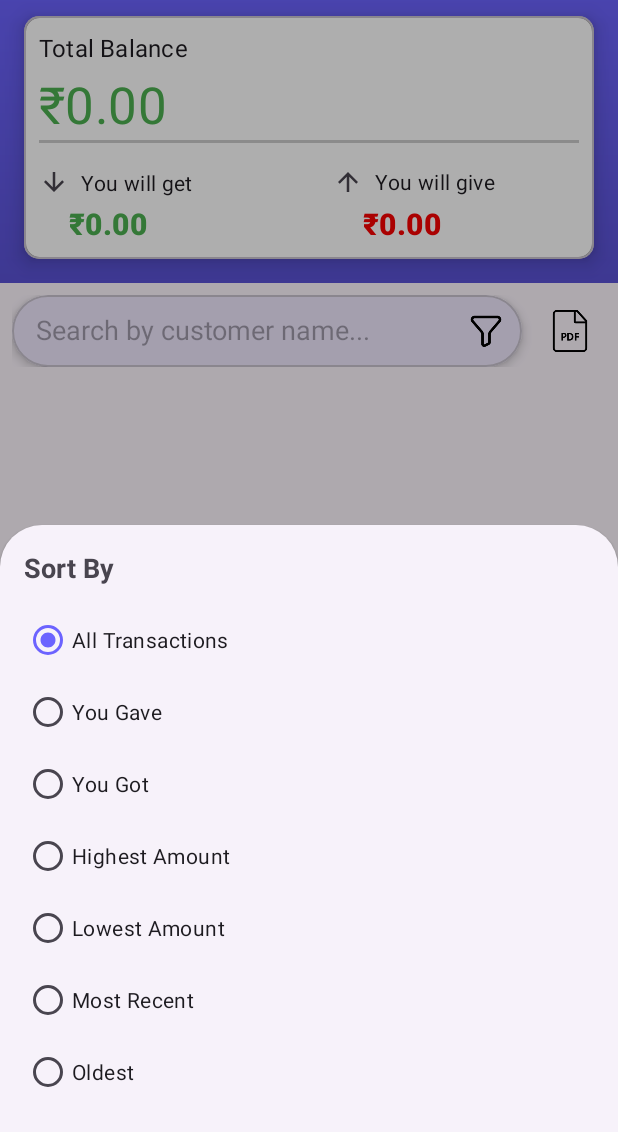
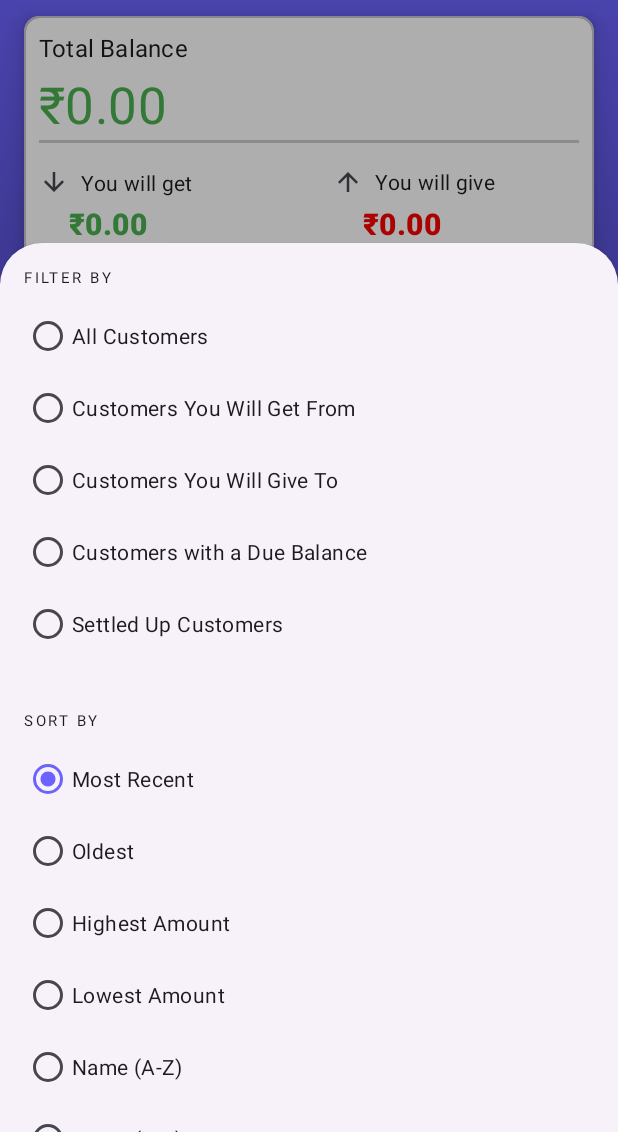
Before and after one commit to Sushant2425/KhataBookPro, an Android app: the DashboardFragment screen opened directly, with no data from a screen before it, after a tap on an icon or button, on a phone screen of 412 x 824 dp, the part 104-1236 px from its top. Run offline under Robolectric (Android 15) with nearby library versions, the light colour scheme and no system bars; our stand-ins replace CircleImageView, Firebase (no records; nobody signed in at launch, a user with empty details on screens opened directly).

Commit message:
sagar patil  10/37 15/11/25

```diff
--- a/app/src/main/java/com/sandhyasofttechh/mykhatapro/fragments/DashboardFragment.java
+++ b/app/src/main/java/com/sandhyasofttechh/mykhatapro/fragments/DashboardFragment.java
@@ -51,7 +51,9 @@ public class DashboardFragment extends Fragment implements FilterBottomSheetFrag
     private ValueEventListener transactionListener;
     private PrefManager prefManager;
 
-    private FilterBottomSheetFragment.FilterOption currentFilter = FilterBottomSheetFragment.FilterOption.ALL;
+    // --- FIXED: Separated filter and sort state ---
+    private FilterBottomSheetFragment.FilterOption currentStatusFilter = FilterBottomSheetFragment.FilterOption.ALL;
+    private FilterBottomSheetFragment.FilterOption currentSortOption = FilterBottomSheetFragment.FilterOption.MOST_RECENT;
     private String currentSearchQuery = "";
 
     @Override
@@ -69,6 +71,89 @@ public class DashboardFragment extends Fragment implements FilterBottomSheetFrag
         initFirebase();
         loadTransactionData();
     }
+
+    // --- onFilterSelected (FIXED) ---
+    // This now correctly separates sorting options from filtering options.
+    @Override
+    public void onFilterSelected(FilterBottomSheetFragment.FilterOption option) {
+        switch (option) {
+            case MOST_RECENT:
+            case OLDEST:
+            case HIGHEST_AMOUNT:
+            case LOWEST_AMOUNT:
+            case BY_NAME_AZ:
+            case BY_NAME_ZA:
+                currentSortOption = option;
+                break;
+            default:
+                currentStatusFilter = option;
+                break;
+        }
+        applyFilters();
+    }
+
+    // --- applyFilters (FIXED) ---
+    // This logic is now separated into distinct filter and sort stages.
+    private void applyFilters() {
+        List<CustomerSummary> filteredList = new ArrayList<>(allCustomerSummaries);
+
+        // 1. Apply search query
+        if (currentSearchQuery != null && !currentSearchQuery.isEmpty()) {
+            filteredList = filteredList.stream()
+                    .filter(s -> s.getCustomerName() != null && s.getCustomerName().toLowerCase().contains(currentSearchQuery.toLowerCase()))
+                    .collect(Collectors.toList());
+        }
+
+        // 2. Apply status filters (using the correct state variable)
+        switch (currentStatusFilter) {
+            case YOU_GAVE:
+                filteredList = filteredList.stream().filter(s -> s.getNetBalance() > 0).collect(Collectors.toList());
+                break;
+            case YOU_GOT:
+                filteredList = filteredList.stream().filter(s -> s.getNetBalance() < 0).collect(Collectors.toList());
+                break;
+            case SETTLED_UP:
+                filteredList = filteredList.stream().filter(s -> s.getNetBalance() == 0).collect(Collectors.toList());
+                break;
+            case HAS_DUE_BALANCE:
+                filteredList = filteredList.stream().filter(s -> s.getNetBalance() != 0).collect(Collectors.toList());
+                break;
+            case ALL:
+            default:
+                // No status filter needed
+                break;
+        }
+
+        // 3. Apply sorting (using the correct state variable)
+        switch (currentSortOption) {
+            case OLDEST:
+                Collections.sort(filteredList, (s1, s2) -> Long.compare(s1.getLastTransactionTimestamp(), s2.getLastTransactionTimestamp()));
+                break;
+            case HIGHEST_AMOUNT:
+                Collections.sort(filteredList, (s1, s2) -> Double.compare(s2.getNetBalance(), s1.getNetBalance()));
+                break;
+            case LOWEST_AMOUNT:
+                Collections.sort(filteredList, (s1, s2) -> Double.compare(s1.getNetBalance(), s2.getNetBalance()));
+                break;
+            case BY_NAME_AZ:
+                Collections.sort(filteredList, (s1, s2) -> s1.getCustomerName().compareToIgnoreCase(s2.getCustomerName()));
+                break;
+            case BY_NAME_ZA:
+                Collections.sort(filteredList, (s1, s2) -> s2.getCustomerName().compareToIgnoreCase(s1.getCustomerName()));
+                break;
+            case MOST_RECENT:
+            default:
+                Collections.sort(filteredList, (s1, s2) -> Long.compare(s2.getLastTransactionTimestamp(), s1.getLastTransactionTimestamp()));
+                break;
+        }
+
+        displayedCustomerSummaries.clear();
+        displayedCustomerSummaries.addAll(filteredList);
+        adapter.notifyDataSetChanged();
+        updateEmptyState();
+    }
+
+    // --- All other methods are unchanged ---
 
     private void initViews(View view) {
         tvBalance = view.findViewById(R.id.tv_balance_amount);
@@ -92,7 +177,6 @@ public class DashboardFragment extends Fragment implements FilterBottomSheetFrag
     private void loadTransactionData() {
         if (transactionRef == null) return;
         removeFirebaseListener();
-
         transactionListener = new ValueEventListener() {
             @Override
             public void onDataChange(@NonNull DataSnapshot snapshot) {
@@ -100,7 +184,6 @@ public class DashboardFragment extends Fragment implements FilterBottomSheetFrag
                 processTransactions(snapshot);
                 applyFilters();
             }
-
             @Override
             public void onCancelled(@NonNull DatabaseError error) {
                 if (isAdded()) Toast.makeText(getContext(), "Failed to load: " + error.getMessage(), Toast.LENGTH_SHORT).show();
@@ -111,8 +194,6 @@ public class DashboardFragment extends Fragment implements FilterBottomSheetFrag
 
     private void processTransactions(DataSnapshot snapshot) {
         Map<String, CustomerSummary> summaryMap = new HashMap<>();
-
-        // First, build the summary for each customer
         for (DataSnapshot customerSnapshot : snapshot.getChildren()) {
             for (DataSnapshot transactionSnapshot : customerSnapshot.getChildren()) {
                 Transaction t = transactionSnapshot.getValue(Transaction.class);
@@ -125,75 +206,25 @@ public class DashboardFragment extends Fragment implements FilterBottomSheetFrag
                 }
             }
         }
-
         allCustomerSummaries = new ArrayList<>(summaryMap.values());
-
-        // NOW, calculate the header totals based on the final customer balances
         double headerTotalToGet = 0;
         double headerTotalToGive = 0;
         for (CustomerSummary summary : allCustomerSummaries) {
-            if (summary.getNetBalance() > 0) { // You will GET this money
+            if (summary.getNetBalance() > 0) {
                 headerTotalToGet += summary.getNetBalance();
-            } else if (summary.getNetBalance() < 0) { // You will GIVE this money
+            } else if (summary.getNetBalance() < 0) {
                 headerTotalToGive += Math.abs(summary.getNetBalance());
             }
         }
-
         updateHeaderSummary(headerTotalToGet, headerTotalToGive);
-    }
-
-    @Override
-    public void onFilterSelected(FilterBottomSheetFragment.FilterOption option) {
-        currentFilter = option;
-        applyFilters();
-    }
-
-    private void applyFilters() {
-        List<CustomerSummary> filteredList = new ArrayList<>(allCustomerSummaries);
-
-        if (currentSearchQuery != null && !currentSearchQuery.isEmpty()) {
-            filteredList = filteredList.stream()
-                    .filter(s -> s.getCustomerName() != null && s.getCustomerName().toLowerCase().contains(currentSearchQuery.toLowerCase()))
-                    .collect(Collectors.toList());
-        }
-
-        switch (currentFilter) {
-            case YOU_GAVE: // Customers you will GET from (your balance with them is positive)
-                filteredList = filteredList.stream().filter(s -> s.getNetBalance() > 0).collect(Collectors.toList());
-                break;
-            case YOU_GOT: // Customers you will GIVE to (your balance with them is negative)
-                filteredList = filteredList.stream().filter(s -> s.getNetBalance() < 0).collect(Collectors.toList());
-                break;
-            case HIGHEST_AMOUNT:
-                Collections.sort(filteredList, (s1, s2) -> Double.compare(s2.getNetBalance(), s1.getNetBalance()));
-                break;
-            case LOWEST_AMOUNT:
-                Collections.sort(filteredList, (s1, s2) -> Double.compare(s1.getNetBalance(), s2.getNetBalance()));
-                break;
-            case OLDEST:
-                Collections.sort(filteredList, (s1, s2) -> Long.compare(s1.getLastTransactionTimestamp(), s2.getLastTransactionTimestamp()));
-                break;
-            case MOST_RECENT:
-            default:
-                Collections.sort(filteredList, (s1, s2) -> Long.compare(s2.getLastTransactionTimestamp(), s1.getLastTransactionTimestamp()));
-                break;
-        }
-
-        displayedCustomerSummaries.clear();
-        displayedCustomerSummaries.addAll(filteredList);
-        adapter.notifyDataSetChanged();
-        updateEmptyState();
     }
 
     private void updateHeaderSummary(double totalToGet, double totalToGive) {
         if (!isAdded() || getContext() == null) return;
-
         double finalBalance = totalToGet - totalToGive;
-
         tvYouWillGet.setText(String.format("₹%.2f", totalToGet));
         tvYouWillGive.setText(String.format("₹%.2f", totalToGive));
         tvBalance.setText(String.format("₹%.2f", finalBalance));
-
         int colorRes = (finalBalance >= 0) ? R.color.green : R.color.error;
         tvBalance.setTextColor(ContextCompat.getColor(getContext(), colorRes));
     }
@@ -214,8 +245,7 @@ public class DashboardFragment extends Fragment implements FilterBottomSheetFrag
 
     private void setupClickListeners() {
         fabAddTransaction.setOnClickListener(v -> startActivity(new Intent(getContext(), AddTransactionActivity.class)));
-        fabAddCustomer.setOnClickListener(v -> startActivity(new Intent(getContext(), AddCustomerActivity.class)));
-
+        fabAddCustomer.setOnClickListener(v -> startActivity(new Intent(getContext(), AddTransactionActivity.class)));
         searchView.setOnQueryTextListener(new SearchView.OnQueryTextListener() {
             @Override public boolean onQueryTextSubmit(String query) { return false; }
             @Override public boolean onQueryTextChange(String newText) {
@@ -224,12 +254,10 @@ public class DashboardFragment extends Fragment implements FilterBottomSheetFrag
                 return true;
             }
         });
-
         ivFilterButton.setOnClickListener(v -> {
             FilterBottomSheetFragment bottomSheet = new FilterBottomSheetFragment();
             bottomSheet.show(getChildFragmentManager(), bottomSheet.getTag());
         });
-
         ivPdfReport.setOnClickListener(v -> Toast.makeText(getContext(), "PDF Report Clicked!", Toast.LENGTH_SHORT).show());
     }
 
--- a/app/src/main/res/layout/bottom_sheet_filter.xml
+++ b/app/src/main/res/layout/bottom_sheet_filter.xml
@@ -6,61 +6,30 @@
     android:orientation="vertical"
     android:padding="16dp">
 
-    <TextView
-        android:layout_width="wrap_content"
-        android:layout_height="wrap_content"
-        android:text="Sort By"
-        android:textSize="18sp"
-        android:textStyle="bold"
-        android:layout_marginBottom="12dp"/>
-
     <RadioGroup
         android:id="@+id/rg_filters"
         android:layout_width="match_parent"
         android:layout_height="wrap_content">
 
-        <RadioButton
-            android:id="@+id/rb_all"
-            android:layout_width="wrap_content"
-            android:layout_height="wrap_content"
-            android:text="All Transactions"
-            android:checked="true"/>
+        <!-- Filter by Status -->
+        <TextView style="@style/TextAppearance.MaterialComponents.Overline" android:text="Filter By" android:layout_marginBottom="8dp"/>
+        <RadioButton android:id="@+id/rb_all_transactions" android:layout_width="wrap_content" android:layout_height="wrap_content" android:text="All Customers"/>
+        <RadioButton android:id="@+id/rb_you_gave" android:layout_width="wrap_content" android:layout_height="wrap_content" android:text="Customers You Will Get From"/>
+        <RadioButton android:id="@+id/rb_you_got" android:layout_width="wrap_content" android:layout_height="wrap_content" android:text="Customers You Will Give To"/>
+        <RadioButton android:id="@+id/rb_has_due" android:layout_width="wrap_content" android:layout_height="wrap_content" android:text="Customers with a Due Balance"/>
+        <RadioButton android:id="@+id/rb_settled_up" android:layout_width="wrap_content" android:layout_height="wrap_content" android:text="Settled Up Customers"/>
 
-        <RadioButton
-            android:id="@+id/rb_you_gave"
-            android:layout_width="wrap_content"
-            android:layout_height="wrap_content"
-            android:text="You Gave"/>
+        <View android:layout_width="match_parent" android:layout_height="1dp" android:background="?android:attr/listDivider" android:layout_marginVertical="16dp"/>
 
-        <RadioButton
-            android:id="@+id/rb_you_got"
-            android:layout_width="wrap_content"
-            android:layout_height="wrap_content"
-            android:text="You Got"/>
+        <!-- Sort by -->
+        <TextView style="@style/TextAppearance.MaterialComponents.Overline" android:text="Sort By" android:layout_marginBottom="8dp"/>
+        <RadioButton android:id="@+id/rb_most_recent" android:layout_width="wrap_content" android:layout_height="wrap_content" android:text="Most Recent" android:checked="true"/>
+        <RadioButton android:id="@+id/rb_oldest" android:layout_width="wrap_content" android:layout_height="wrap_content" android:text="Oldest"/>
+        <RadioButton android:id="@+id/rb_highest_amount" android:layout_width="wrap_content" android:layout_height="wrap_content" android:text="Highest Amount"/>
+        <RadioButton android:id="@+id/rb_lowest_amount" android:layout_width="wrap_content" android:layout_height="wrap_content" android:text="Lowest Amount"/>
+        <RadioButton android:id="@+id/rb_name_az" android:layout_width="wrap_content" android:layout_height="wrap_content" android:text="Name (A-Z)"/>
+        <RadioButton android:id="@+id/rb_name_za" android:layout_width="wrap_content" android:layout_height="wrap_content" android:text="Name (Z-A)"/>
 
-        <RadioButton
-            android:id="@+id/rb_highest_amount"
-            android:layout_width="wrap_content"
-            android:layout_height="wrap_content"
-            android:text="Highest Amount"/>
-
-        <RadioButton
-            android:id="@+id/rb_lowest_amount"
-            android:layout_width="wrap_content"
-            android:layout_height="wrap_content"
-            android:text="Lowest Amount"/>
-
-        <RadioButton
-            android:id="@+id/rb_most_recent"
-            android:layout_width="wrap_content"
-            android:layout_height="wrap_content"
-            android:text="Most Recent"/>
-
-        <RadioButton
-            android:id="@+id/rb_oldest"
-            android:layout_width="wrap_content"
-            android:layout_height="wrap_content"
-            android:text="Oldest"/>
     </RadioGroup>
 
 </LinearLayout>
```
Also changed, not shown: app/src/main/java/com/sandhyasofttechh/mykhatapro/adapter/CustomerSummaryAdapter.java (+26 -29 lines), app/src/main/java/com/sandhyasofttechh/mykhatapro/fragments/FilterBottomSheetFragment.java (+25 -12 lines), app/src/main/res/layout/item_customer_summary.xml (+48 -31 lines).
